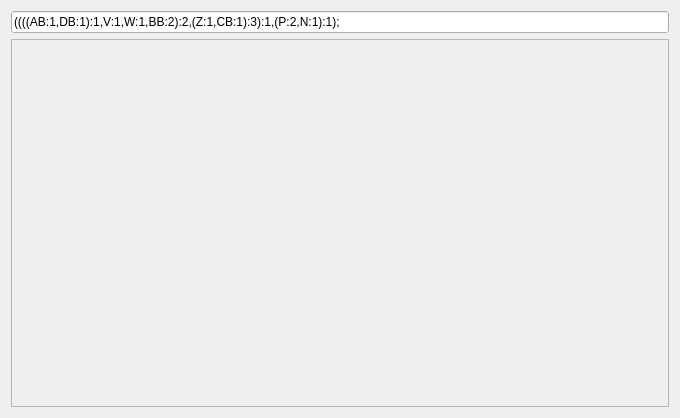
richelbilderbeek/ProjectRichelBilderbeek, file Tools/ToolTestQtBeastDisplay/qttestqtbeastdisplay.ui: the form before one commit.
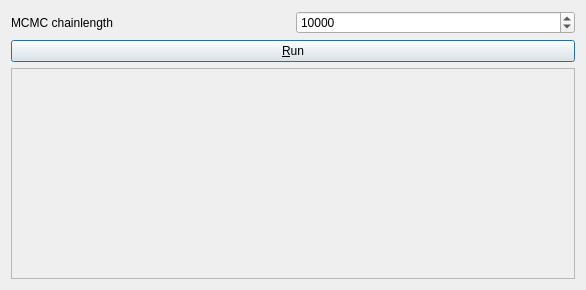
The form after the commit.

What changed in the file:
```diff
--- a/Tools/ToolTestQtBeastDisplay/qttestqtbeastdisplay.ui
+++ b/Tools/ToolTestQtBeastDisplay/qttestqtbeastdisplay.ui
@@ -6,16 +6,39 @@
    <rect>
     <x>0</x>
     <y>0</y>
-    <width>680</width>
-    <height>418</height>
+    <width>586</width>
+    <height>290</height>
    </rect>
   </property>
   <property name="windowTitle">
    <string>QtTestNewickUtilsdialog</string>
   </property>
   <layout class="QGridLayout" name="gridLayout">
-   <item row="1" column="0">
+   <item row="0" column="0">
+    <widget class="QLabel" name="label_mcmc_chainlength">
+     <property name="text">
+      <string>MCMC chainlength</string>
+     </property>
+    </widget>
+   </item>
+   <item row="0" column="1">
+    <widget class="QSpinBox" name="box_mcmc_chainlength">
+     <property name="maximum">
+      <number>1000000</number>
+     </property>
+     <property name="value">
+      <number>10000</number>
+     </property>
+    </widget>
+   </item>
+   <item row="2" column="0" colspan="2">
     <widget class="QScrollArea" name="area">
+     <property name="sizePolicy">
+      <sizepolicy hsizetype="Expanding" vsizetype="Minimum">
+       <horstretch>0</horstretch>
+       <verstretch>0</verstretch>
+      </sizepolicy>
+     </property>
      <property name="widgetResizable">
       <bool>true</bool>
      </property>
@@ -24,8 +47,8 @@
        <rect>
         <x>0</x>
         <y>0</y>
-        <width>660</width>
-        <height>365</height>
+        <width>566</width>
+        <height>204</height>
        </rect>
       </property>
       <layout class="QFormLayout" name="formLayout">
@@ -36,10 +59,10 @@
      </widget>
     </widget>
    </item>
-   <item row="0" column="0">
-    <widget class="QLineEdit" name="edit_newick">
+   <item row="1" column="0" colspan="2">
+    <widget class="QPushButton" name="button_run">
      <property name="text">
-      <string>((((AB:1,DB:1):1,V:1,W:1,BB:2):2,(Z:1,CB:1):3):1,(P:2,N:1):1);</string>
+      <string>&amp;Run</string>
      </property>
     </widget>
    </item>
```
Left out of the diff: 2 changed lines with no effect on the pictures.
